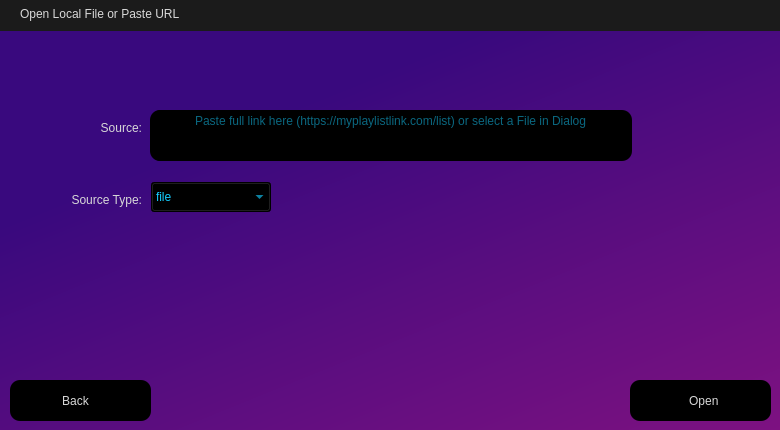
Qt form assets/OpenFileSelection.ui (ifreddyrod/SpyderPlayer) before a commit.
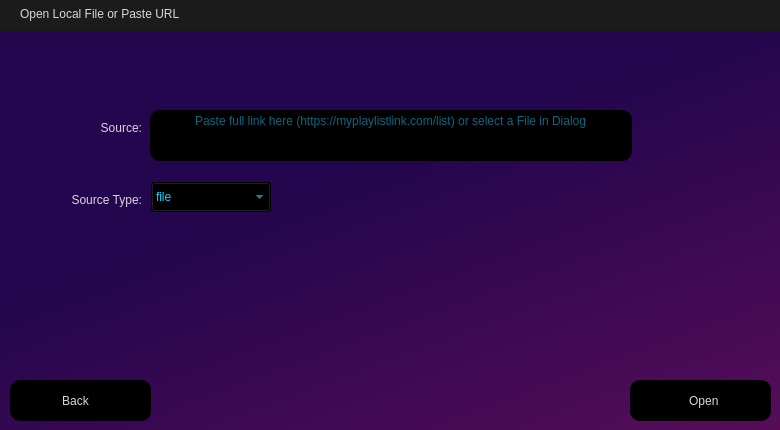
The same form after that commit. Icons and pictures are not drawn.

Commit message: - Fixed bug with slider movement not stopping the StalledVideoTimer causing retries after new position - Darkened the background for all settings screens - Added some hooks for potential FFmpeg video player

Diff of the .ui file:
```diff
--- a/assets/OpenFileSelection.ui
+++ b/assets/OpenFileSelection.ui
@@ -290,7 +290,8 @@
     </rect>
    </property>
    <property name="styleSheet">
-    <string notr="true">background-color: qlineargradient(spread:pad, x1:0.369, y1:0.182, x2:1, y2:1, stop:0 rgba(57, 9, 126, 255), stop:1 rgba(129, 18, 129, 255));</string>
+    <string notr="true">/*background-color: qlineargradient(spread:pad, x1:0.369, y1:0.182, x2:1, y2:1, stop:0 rgba(57, 9, 126, 255), stop:1 rgba(129, 18, 129, 255));*/
+background-color: qlineargradient(spread:pad, x1:0.506931, y1:0.295636, x2:1, y2:1, stop:0 rgba(35, 6, 77, 255), stop:1 rgba(90, 13, 90, 255));</string>
    </property>
   </widget>
   <zorder>background_widget</zorder>
```
The commit also changes 12 other files.
